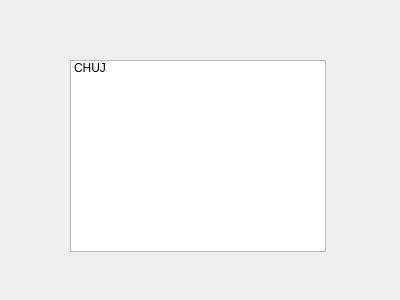
First picture: the form in PROEProjekt2/dialog1.ui, repository emroczko/CarDealershipManagmentApp, before the edit.
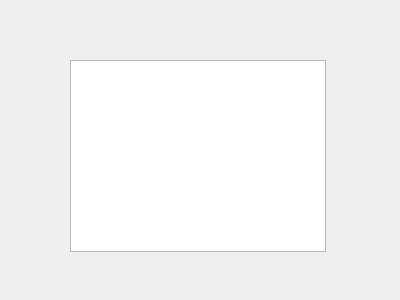
Second picture: the form after the edit.

```diff
--- a/PROEProjekt2/dialog1.ui
+++ b/PROEProjekt2/dialog1.ui
@@ -22,11 +22,6 @@
      <height>192</height>
     </rect>
    </property>
-   <item>
-    <property name="text">
-     <string>CHUJ</string>
-    </property>
-   </item>
   </widget>
  </widget>
  <resources/>
```
